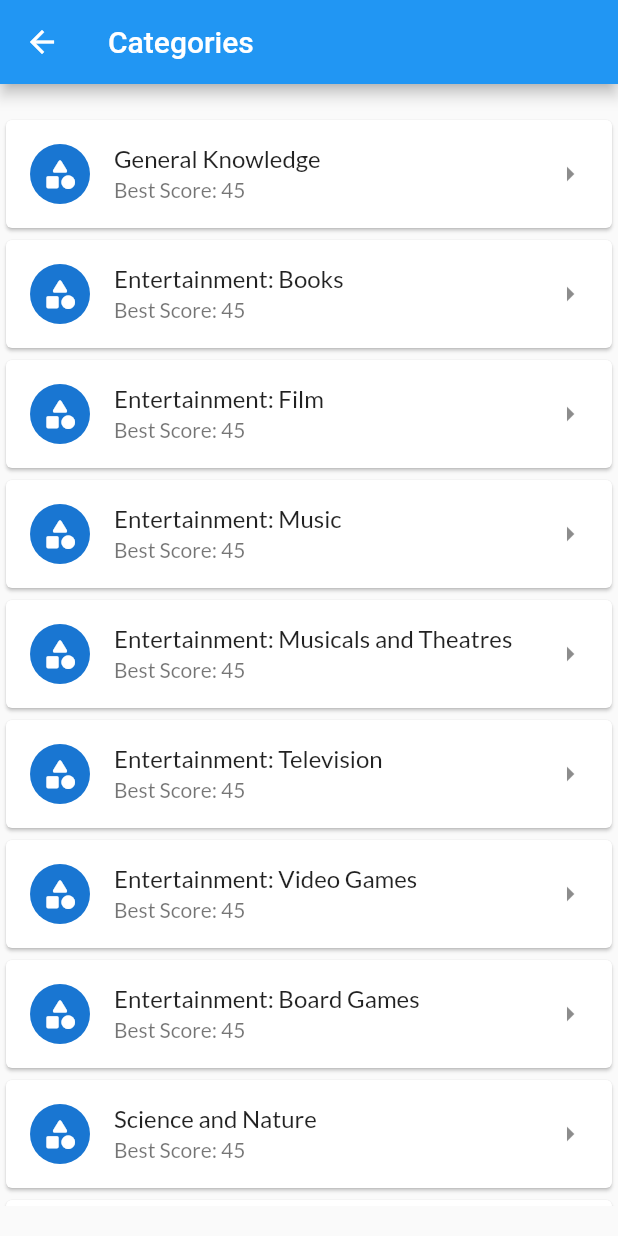
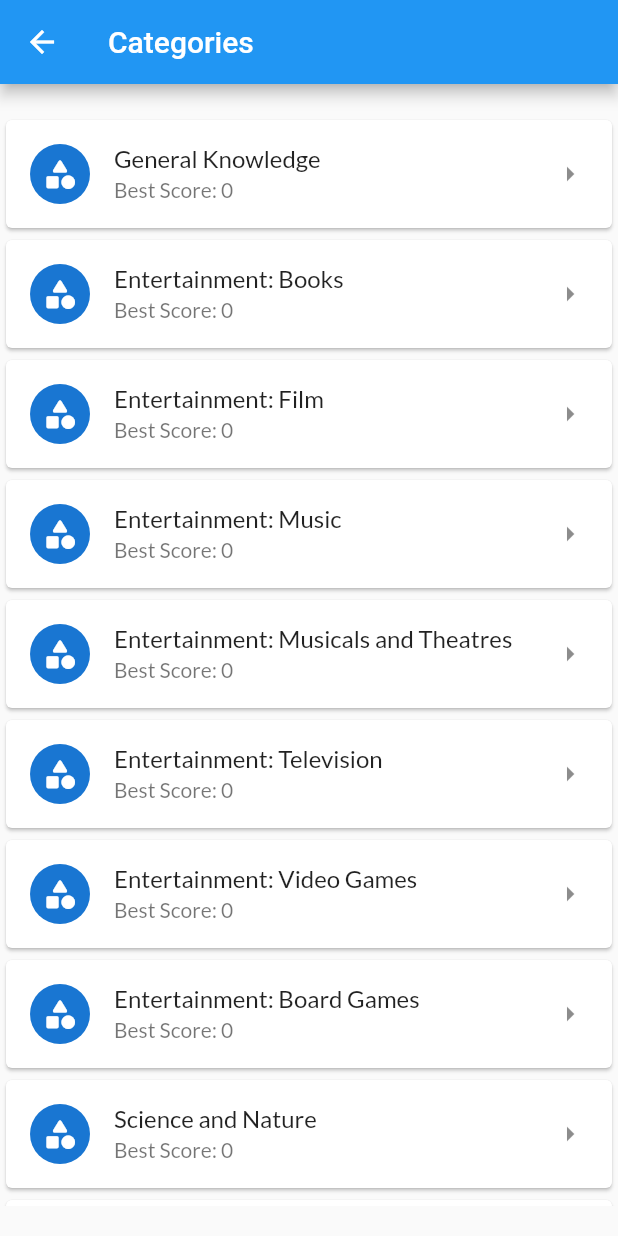
Before and after one commit to sergfa/quiz_cubit, a Flutter app: the screen it shows after launch, after a tap on "Categories", on a phone screen of 412 x 824 dp. Run offline on Flutter 3.47's test engine with Material 2 defaults, Android fonts, the phone set to English and light mode, and no system bars; our stand-ins replace bloc, equatable, flutter_bloc, get_it, google_fonts, hydrated_bloc; network calls fail.

Commit message:
Add score

```diff
--- a/lib/main.dart
+++ b/lib/main.dart
@@ -3,15 +3,23 @@ import 'dart:convert';
 import 'package:flutter/foundation.dart';
 import 'package:flutter/material.dart';
 import 'package:get_it/get_it.dart';
+import 'package:hydrated_bloc/hydrated_bloc.dart';
+import 'package:path_provider/path_provider.dart';
 import 'package:quiz_cubit/src/app.dart';
 import 'package:quiz_cubit/src/data/models/open_trivia_models.dart';
 import 'package:quiz_cubit/src/data/providers/open_trivia_quiz_provider.dart';
 import 'package:quiz_cubit/src/presentation/route/app_route.dart';
 import 'package:flutter/services.dart';
 
-void main() {
+void main() async {
   WidgetsFlutterBinding.ensureInitialized();
-   LicenseRegistry.addLicense(() async* {
+
+  HydratedBloc.storage = await HydratedStorage.build(
+    storageDirectory: await getApplicationDocumentsDirectory(),
+  );
+
+
+  LicenseRegistry.addLicense(() async* {
     final license = await rootBundle.loadString('google_fonts/OFL.txt');
     yield LicenseEntryWithLineBreaks(['google_fonts'], license);
   });
--- a/lib/src/app.dart
+++ b/lib/src/app.dart
@@ -1,26 +1,25 @@
 import 'package:flutter/material.dart';
+import 'package:flutter_bloc/flutter_bloc.dart';
 import 'package:google_fonts/google_fonts.dart';
+import 'package:quiz_cubit/src/logic/cubit/score/score_cubit.dart';
 import 'package:quiz_cubit/src/presentation/route/app_route.dart';
 import 'package:quiz_cubit/src/presentation/screens/home_screen.dart';
 
-class App extends StatefulWidget {
+class App extends StatelessWidget {
   final AppRouter appRouter;
   App({@required this.appRouter});
-  @override
-  State<StatefulWidget> createState() => _AppState();
-}
-
-class _AppState extends State<App> {
-  // This widget is the root of your application.
 
   @override
   Widget build(BuildContext context) {
-    return MaterialApp(
-      title: 'Quiz Cubit',
-      theme: ThemeData.light().copyWith(
-          textTheme: GoogleFonts.latoTextTheme(Theme.of(context).textTheme)),
-      home: HomeScreen(),
-      onGenerateRoute: widget.appRouter.onGenerateRoute,
+    return BlocProvider<ScoreCubit>(
+      create: (BuildContext context) => ScoreCubit(),
+      child: MaterialApp(
+        title: 'Quiz Cubit',
+        theme: ThemeData.light().copyWith(
+            textTheme: GoogleFonts.latoTextTheme(Theme.of(context).textTheme)),
+        home: HomeScreen(),
+        onGenerateRoute: appRouter.onGenerateRoute,
+      ),
     );
   }
 }
--- /dev/null
+++ b/lib/src/logic/cubit/score/score_state.dart
@@ -0,0 +1,37 @@
+part of 'score_cubit.dart';
+
+class ScoreState extends Equatable {
+  final Map<int, int> categoriesScore;
+
+  const ScoreState(
+    this.categoriesScore,
+  );
+
+  factory ScoreState.fromMap(Map<String, dynamic> json) {
+    final catToScore = <int, int>{};
+    print('from map');
+    print(json);
+    if (json == null) {
+      return null;
+    }
+
+    json.forEach((key, value) {
+      catToScore[int.parse(key)] = value;
+    });
+    return ScoreState(catToScore);
+  }
+
+  Map<String, dynamic> toMap(ScoreState state) {
+    print('to map');
+    print(state);
+
+    final json = <String, dynamic>{};
+    state.categoriesScore.forEach((key, value) {
+      json['$key'] = value;
+    });
+    return json;
+  }
+
+  @override
+  List<Object> get props => [categoriesScore];
+}
--- a/lib/src/presentation/route/app_route.dart
+++ b/lib/src/presentation/route/app_route.dart
@@ -4,6 +4,7 @@ import 'package:get_it/get_it.dart';
 import 'package:quiz_cubit/src/constants/constants.dart';
 import 'package:quiz_cubit/src/data/providers/open_trivia_quiz_provider.dart';
 import 'package:quiz_cubit/src/logic/cubit/opentriviaquiz_cubit.dart';
+import 'package:quiz_cubit/src/logic/cubit/score/score_cubit.dart';
 import 'package:quiz_cubit/src/presentation/screens/about_screen.dart';
 import 'package:quiz_cubit/src/presentation/screens/categoreis_screen.dart';
 import 'package:quiz_cubit/src/presentation/screens/home_screen.dart';
@@ -19,15 +20,15 @@ class AppRouter {
           builder: (_) => HomeScreen(),
         );
       case RouteNames.CATEGOREIS:
-        return MaterialPageRoute(builder: (_) {
-          var openTriviaQuizProvider = GetIt.instance<OpenTriviaQuizProvider>();
-          return CategoriesScreen(openTriviaQuizProvider.categories);
-        });
+        return MaterialPageRoute(
+          builder: (_) => CategoriesScreen(
+              GetIt.instance<OpenTriviaQuizProvider>().categories),
+        );
       case RouteNames.PLAY:
         var args = settings.arguments as Map;
         return MaterialPageRoute(
           builder: (_) => BlocProvider<OpenTriviaQuizCubit>(
-            create: (_) => OpenTriviaQuizCubit(),
+            create: (BuildContext context) => OpenTriviaQuizCubit(),
             child: PlayScreen(
               category: args['category'],
               amount: args['amount'],
--- a/lib/src/presentation/screens/categoreis_screen.dart
+++ b/lib/src/presentation/screens/categoreis_screen.dart
@@ -1,6 +1,8 @@
 import 'package:flutter/material.dart';
 import 'package:flutter/widgets.dart';
+import 'package:flutter_bloc/flutter_bloc.dart';
 import 'package:quiz_cubit/src/data/models/open_trivia_models.dart';
+import 'package:quiz_cubit/src/logic/cubit/score/score_cubit.dart';
 import 'package:quiz_cubit/src/presentation/widgets/categories_list_view.dart';
 
 class CategoriesScreen extends StatelessWidget {
@@ -10,9 +12,10 @@ class CategoriesScreen extends StatelessWidget {
 
   @override
   Widget build(BuildContext context) {
+
     return Scaffold(
       appBar: _buildAppBar(),
-      body: Container(
+      body:  Container(
         margin: EdgeInsets.only(top: 20.0, bottom: 20.0),
         decoration: BoxDecoration(
           /*image: DecorationImage(
--- a/lib/src/presentation/widgets/categories_list_view.dart
+++ b/lib/src/presentation/widgets/categories_list_view.dart
@@ -1,8 +1,10 @@
 import 'package:flutter/material.dart';
 import 'package:flutter/widgets.dart';
+import 'package:flutter_bloc/flutter_bloc.dart';
 import 'package:quiz_cubit/src/constants/constants.dart';
 import 'package:quiz_cubit/src/constants/open_trivia/open_trivia_constants.dart';
 import 'package:quiz_cubit/src/data/models/open_trivia_models.dart';
+import 'package:quiz_cubit/src/logic/cubit/score/score_cubit.dart';
 
 class CategoriesListView extends StatelessWidget {
   final List<OpenTriviaCategoryItem> items;
@@ -12,7 +14,13 @@ class CategoriesListView extends StatelessWidget {
   @override
   Widget build(BuildContext context) {
     return ListView.builder(
+        itemCount: items.length,
         itemBuilder: (context, i) {
+          final category = items[i].value;
+          var score = BlocProvider.of<ScoreCubit>(context)
+                  .state
+                  .categoriesScore[category] ??
+              0;
           return Card(
             /*color: Colors.grey,*/
             child: ListTile(
@@ -20,23 +28,24 @@ class CategoriesListView extends StatelessWidget {
                 items[i].name,
                 /*style: TextStyle(color: Colors.black87),*/
               ),
-            subtitle: const Text('Best Score: 45'),
+              subtitle: Text('Best Score: $score'),
               leading: CircleAvatar(
                   /*backgroundColor: Colors.blueGrey,*/
                   child: Icon(Icons.category_rounded)),
               onTap: () {
                 print('pressed ${items[i].value}');
-              Navigator.of(context).pushNamed(RouteNames.PLAY, arguments: {
+                Navigator.of(context).pushNamed(
+                  RouteNames.PLAY,
+                  arguments: {
                     "category": items[i].value,
                     "amount": 20,
                     "type": OpenTriviaQuizType.MULTIPLE
-              });
+                  },
+                );
               },
               trailing: Icon(Icons.arrow_right),
             ),
           );
-      },
-      itemCount: items.length,
-    );
+        });
   }
 }
```
Also changed, not shown: lib/src/data/models/open_trivia_models.dart (+6 -4 lines), lib/src/data/repositories/open_trivia_quiz_repository.dart (+8 -0 lines), lib/src/logic/cubit/score/score_cubit.dart (added, +28 -0 lines), lib/src/presentation/screens/home_screen.dart (+0 -7 lines), lib/src/presentation/screens/play_screen.dart (+11 -14 lines). Lines whose indentation alone changed are shown as unchanged.
